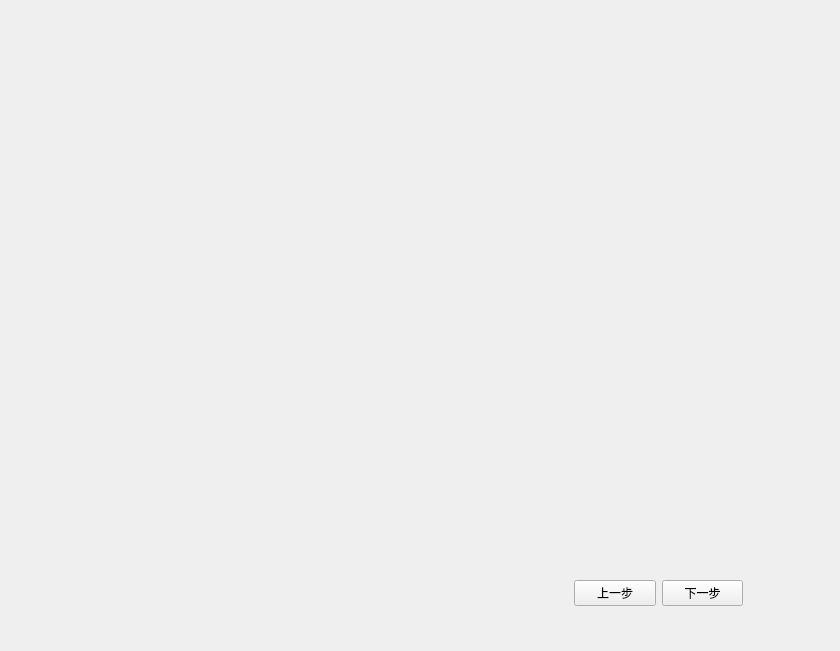
lgb666666661/Gobang, file chessboard_fupan.ui: the form before one commit.
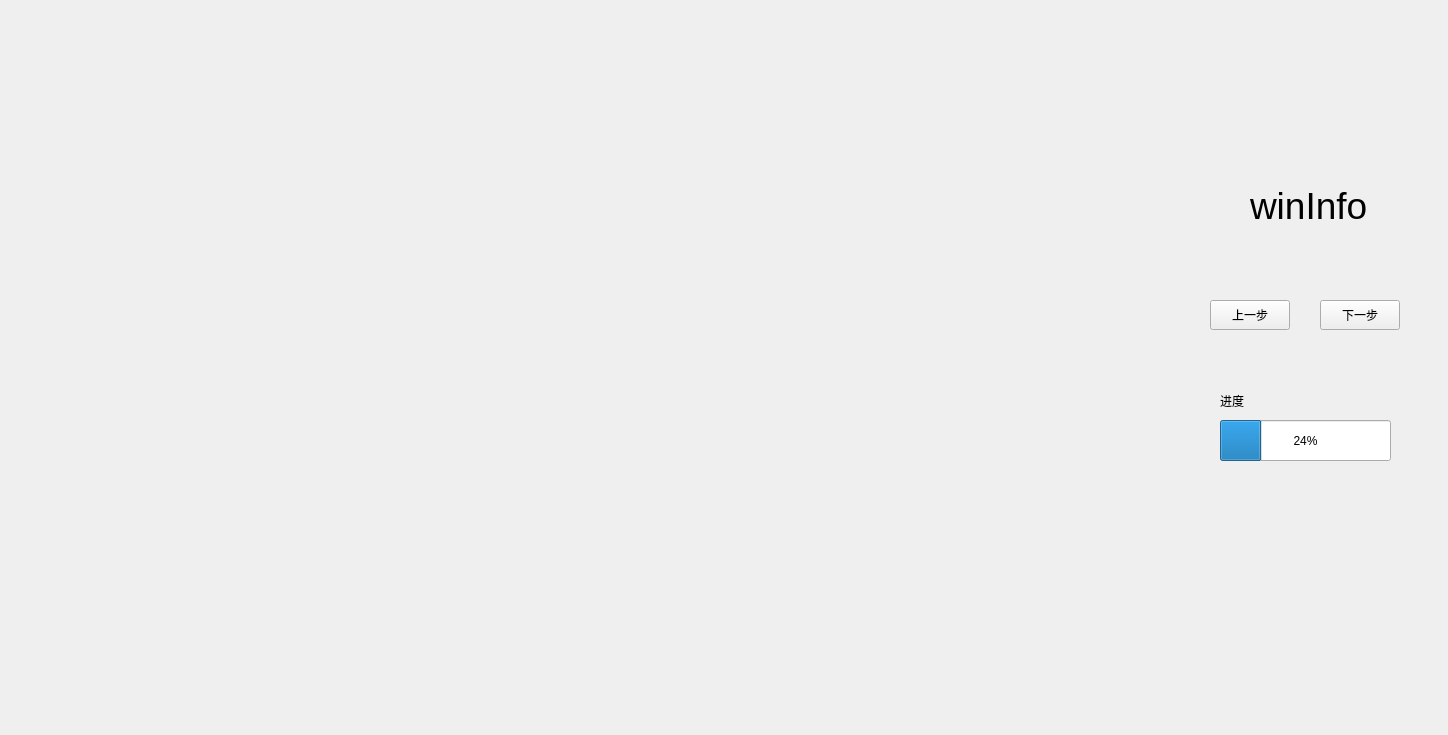
The form after the commit.

What changed in the file:
```diff
--- a/chessboard_fupan.ui
+++ b/chessboard_fupan.ui
@@ -6,111 +6,93 @@
    <rect>
     <x>0</x>
     <y>0</y>
-    <width>840</width>
-    <height>651</height>
+    <width>1448</width>
+    <height>735</height>
    </rect>
   </property>
   <property name="windowTitle">
    <string>复盘</string>
   </property>
-  <layout class="QHBoxLayout" name="horizontalLayout_2" stretch="8,3,1">
-   <item>
-    <spacer name="horizontalSpacer">
-     <property name="orientation">
-      <enum>Qt::Horizontal</enum>
-     </property>
-     <property name="sizeHint" stdset="0">
-      <size>
-       <width>40</width>
-       <height>20</height>
-      </size>
-     </property>
-    </spacer>
-   </item>
-   <item>
-    <widget class="QWidget" name="widget_2" native="true">
-     <layout class="QVBoxLayout" name="verticalLayout" stretch="2,1,4,1">
-      <item>
-       <spacer name="verticalSpacer">
-        <property name="orientation">
-         <enum>Qt::Vertical</enum>
-        </property>
-        <property name="sizeHint" stdset="0">
-         <size>
-          <width>20</width>
-          <height>40</height>
-         </size>
-        </property>
-       </spacer>
-      </item>
-      <item>
-       <widget class="QLabel" name="winInfo">
-        <property name="minimumSize">
-         <size>
-          <width>50</width>
-          <height>50</height>
-         </size>
-        </property>
-        <property name="font">
-         <font>
-          <pointsize>14</pointsize>
-         </font>
-        </property>
-        <property name="text">
-         <string/>
-        </property>
-       </widget>
-      </item>
-      <item>
-       <spacer name="verticalSpacer_2">
-        <property name="orientation">
-         <enum>Qt::Vertical</enum>
-        </property>
-        <property name="sizeHint" stdset="0">
-         <size>
-          <width>20</width>
-          <height>40</height>
-         </size>
-        </property>
-       </spacer>
-      </item>
-      <item>
-       <widget class="QWidget" name="widget" native="true">
-        <layout class="QHBoxLayout" name="horizontalLayout">
-         <item>
-          <widget class="QPushButton" name="last">
-           <property name="text">
-            <string>上一步</string>
-           </property>
-          </widget>
-         </item>
-         <item>
-          <widget class="QPushButton" name="next">
-           <property name="text">
-            <string>下一步</string>
-           </property>
-          </widget>
-         </item>
-        </layout>
-       </widget>
-      </item>
-     </layout>
-    </widget>
-   </item>
-   <item>
-    <spacer name="horizontalSpacer_2">
-     <property name="orientation">
-      <enum>Qt::Horizontal</enum>
-     </property>
-     <property name="sizeHint" stdset="0">
-      <size>
-       <width>40</width>
-       <height>20</height>
-      </size>
-     </property>
-    </spacer>
-   </item>
-  </layout>
+  <widget class="QWidget" name="widget_2" native="true">
+   <property name="geometry">
+    <rect>
+     <x>-10</x>
+     <y>-60</y>
+     <width>1451</width>
+     <height>781</height>
+    </rect>
+   </property>
+   <widget class="QPushButton" name="last">
+    <property name="geometry">
+     <rect>
+      <x>1220</x>
+      <y>360</y>
+      <width>80</width>
+      <height>30</height>
+     </rect>
+    </property>
+    <property name="text">
+     <string>上一步</string>
+    </property>
+   </widget>
+   <widget class="QPushButton" name="next">
+    <property name="geometry">
+     <rect>
+      <x>1330</x>
+      <y>360</y>
+      <width>80</width>
+      <height>30</height>
+     </rect>
+    </property>
+    <property name="text">
+     <string>下一步</string>
+    </property>
+   </widget>
+   <widget class="QLabel" name="winInfo">
+    <property name="geometry">
+     <rect>
+      <x>1260</x>
+      <y>240</y>
+      <width>141</width>
+      <height>51</height>
+     </rect>
+    </property>
+    <property name="font">
+     <font>
+      <pointsize>28</pointsize>
+     </font>
+    </property>
+    <property name="text">
+     <string>winInfo</string>
+    </property>
+   </widget>
+   <widget class="QProgressBar" name="progressBar">
+    <property name="geometry">
+     <rect>
+      <x>1230</x>
+      <y>480</y>
+      <width>171</width>
+      <height>41</height>
+     </rect>
+    </property>
+    <property name="value">
+     <number>24</number>
+    </property>
+   </widget>
+   <widget class="QLabel" name="label">
+    <property name="geometry">
+     <rect>
+      <x>1230</x>
+      <y>450</y>
+      <width>61</width>
+      <height>21</height>
+     </rect>
+    </property>
+    <property name="text">
+     <string>进度</string>
+    </property>
+   </widget>
+  </widget>
  </widget>
  <resources/>
  <connections/>
```
